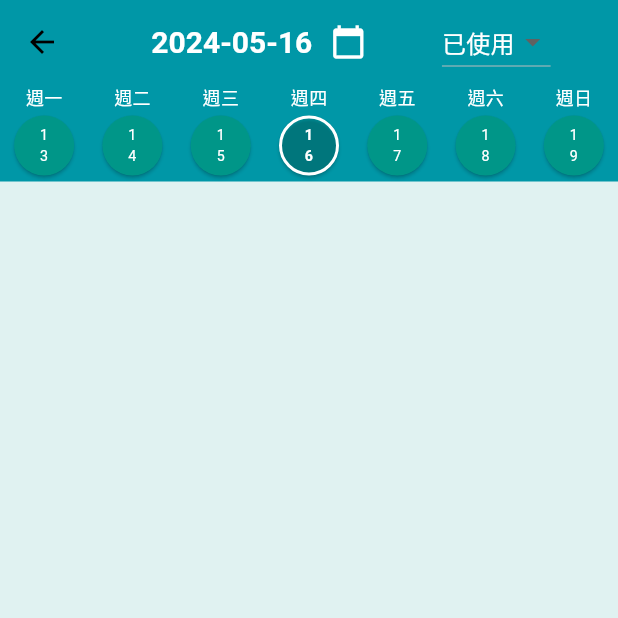
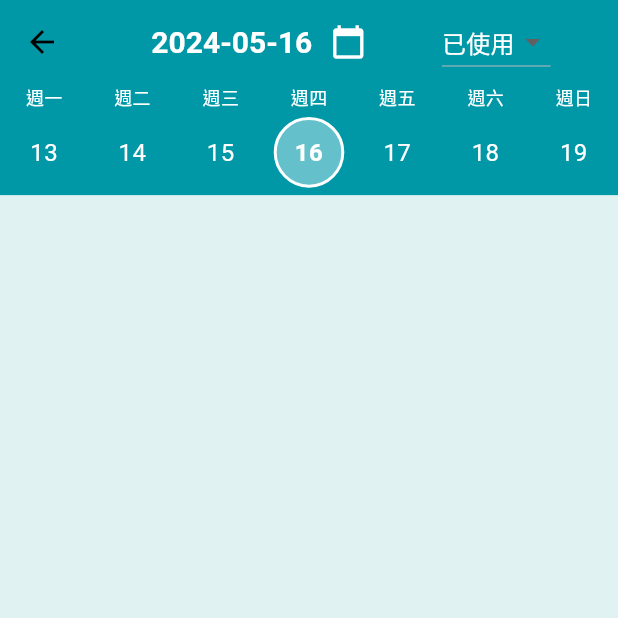
Before and after one commit to xeriom23823/Food-Savior, a Flutter app: the UsedFoodItemListPage screen opened directly, on a phone screen of 412 x 824 dp, the top half of it. Run offline on Flutter 3.47's test engine with Material 3 defaults, Android fonts, the phone set to English and light mode, and no system bars; our stand-ins replace cloud_firestore, curved_labeled_navigation_bar, equatable, firebase_auth, firebase_core, flutter_bloc and 7 more; missing offline and left inert: flow_builder; accounts and stored records are empty.

Commit message:
feat: 優化日期選擇器外觀和功能

```diff
--- a/lib/pages/used_food_item_list_page.dart
+++ b/lib/pages/used_food_item_list_page.dart
@@ -119,31 +119,59 @@ class _UsedFoodItemListPageState extends State<UsedFoodItemListPage> {
                                   fontSize: 12,
                                 ),
                               ),
-                              ElevatedButton(
-                                style: ElevatedButton.styleFrom(
-                                  backgroundColor: (DateTime.now().day ==
-                                              day.day &&
+                              GestureDetector(
+                                onHorizontalDragEnd: (DragEndDetails details) {
+                                  // 通過滑動速度的方向判斷滑動方向
+                                  if (details.velocity.pixelsPerSecond.dx > 0) {
+                                    // 向右滑動，減少日期
+                                    setState(() {
+                                      selectedDate = selectedDate
+                                          .subtract(const Duration(days: 1));
+                                      updateSelectedWeek();
+                                    });
+                                  } else if (details
+                                          .velocity.pixelsPerSecond.dx <
+                                      0) {
+                                    // 向左滑動，增加日期
+                                    setState(() {
+                                      selectedDate = selectedDate
+                                          .add(const Duration(days: 1));
+                                      updateSelectedWeek();
+                                    });
+                                  }
+                                },
+                                onTap: () {
+                                  setState(() {
+                                    selectedDate = day;
+                                  });
+                                },
+                                child: Container(
+                                  width: MediaQuery.of(context).size.width / 7,
+                                  height: MediaQuery.of(context).size.width /
+                                      7 *
+                                      0.8,
+                                  margin:
+                                      const EdgeInsets.only(top: 5, bottom: 5),
+                                  decoration: BoxDecoration(
+                                    shape: BoxShape.circle,
+                                    color: (DateTime.now().day == day.day &&
                                             DateTime.now().month == day.month &&
                                             DateTime.now().year == day.year)
                                         ? Theme.of(context)
                                             .colorScheme
-                                          .secondary
-                                          .withAlpha(50)
-                                      : Theme.of(context).colorScheme.secondary,
-                                  shape: CircleBorder(
-                                      side: day == selectedDate
-                                          ? BorderSide(
-                                              color: Theme.of(context)
+                                            .onPrimary
+                                            .withAlpha(100)
+                                        : Colors.transparent,
+                                    border: Border.all(
+                                      color: day == selectedDate
+                                          ? Theme.of(context)
                                               .colorScheme
-                                                  .onPrimary,
-                                              width: 2)
-                                          : BorderSide.none),
+                                              .onPrimary
+                                          : Colors.transparent,
+                                      width: 2,
                                     ),
-                                onPressed: () {
-                                  setState(() {
-                                    selectedDate = day;
-                                  });
-                                },
+                                  ),
+                                  child: Center(
                                     child: Text(
                                       DateFormat('dd').format(day),
                                       textAlign: TextAlign.center,
@@ -152,7 +180,9 @@ class _UsedFoodItemListPageState extends State<UsedFoodItemListPage> {
                                         fontWeight: day == selectedDate
                                             ? FontWeight.bold
                                             : FontWeight.normal,
-                                    fontSize: 9.5,
+                                        fontSize: 16,
+                                      ),
+                                    ),
                                   ),
                                 ),
                               ),
@@ -267,6 +297,7 @@ class _UsedFoodItemListPageState extends State<UsedFoodItemListPage> {
       if (value != null) {
         setState(() {
           selectedDate = value;
+          updateSelectedWeek();
         });
       }
     });
```
Also changed, not shown: lib/languages/app_localizations.dart (+21 -0 lines), lib/pages/food_item_list_page.dart (+13 -2 lines), 1 other file. Lines whose indentation alone changed are shown as unchanged.
